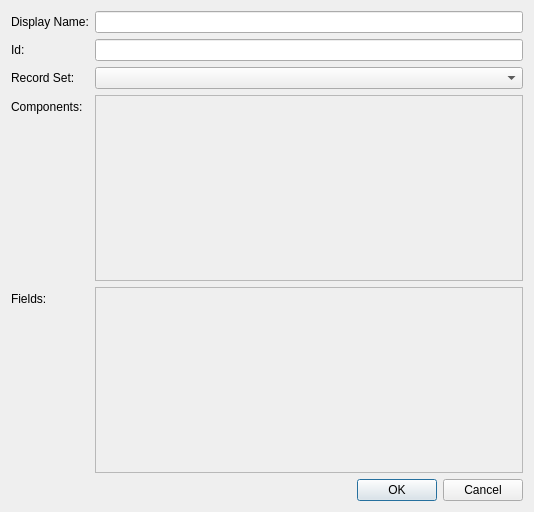
The window that Source/Tome/Features/Records/View/recordwindow.ui (npruehs/tome-editor) describes before a commit, drawn with Qt 5.
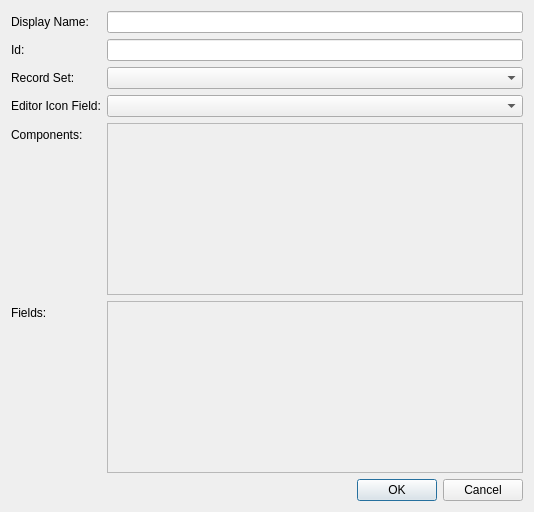
The same window after the commit.

Commit message: ADDED: Records - Showing record icons in the record tree.

Diff of the .ui file:
```diff
--- a/Source/Tome/Features/Records/View/recordwindow.ui
+++ b/Source/Tome/Features/Records/View/recordwindow.ui
@@ -34,14 +34,14 @@
    <item row="1" column="1">
     <widget class="QLineEdit" name="lineEditId"/>
    </item>
-   <item row="3" column="0">
+   <item row="4" column="0">
     <widget class="QLabel" name="label">
      <property name="text">
       <string>Components:</string>
      </property>
     </widget>
    </item>
-   <item row="3" column="1">
+   <item row="4" column="1">
     <widget class="QScrollArea" name="scrollAreaComponents">
      <property name="sizePolicy">
       <sizepolicy hsizetype="Expanding" vsizetype="Expanding">
@@ -66,7 +66,7 @@
        <rect>
         <x>0</x>
         <y>0</y>
-        <width>440</width>
+        <width>427</width>
         <height>69</height>
        </rect>
       </property>
@@ -74,14 +74,14 @@
      </widget>
     </widget>
    </item>
-   <item row="4" column="0">
+   <item row="5" column="0">
     <widget class="QLabel" name="labelFields">
      <property name="text">
       <string>Fields:</string>
      </property>
     </widget>
    </item>
-   <item row="4" column="1">
+   <item row="5" column="1">
     <widget class="QScrollArea" name="scrollAreaFields">
      <property name="sizePolicy">
       <sizepolicy hsizetype="Expanding" vsizetype="Expanding">
@@ -106,7 +106,7 @@
        <rect>
         <x>0</x>
         <y>0</y>
-        <width>440</width>
+        <width>427</width>
         <height>69</height>
        </rect>
       </property>
@@ -120,7 +120,7 @@
      </widget>
     </widget>
    </item>
-   <item row="5" column="1">
+   <item row="6" column="1">
     <widget class="QDialogButtonBox" name="buttonBox">
      <property name="orientation">
       <enum>Qt::Horizontal</enum>
@@ -140,6 +140,16 @@
    <item row="2" column="1">
     <widget class="QComboBox" name="comboBoxRecordSet"/>
    </item>
+   <item row="3" column="0">
+    <widget class="QLabel" name="labelEditorIconField">
+     <property name="text">
+      <string>Editor Icon Field:</string>
+     </property>
+    </widget>
+   </item>
+   <item row="3" column="1">
+    <widget class="QComboBox" name="comboBoxEditorIconField"/>
+   </item>
   </layout>
  </widget>
  <tabstops>
```
The commit also changes 17 other files.
